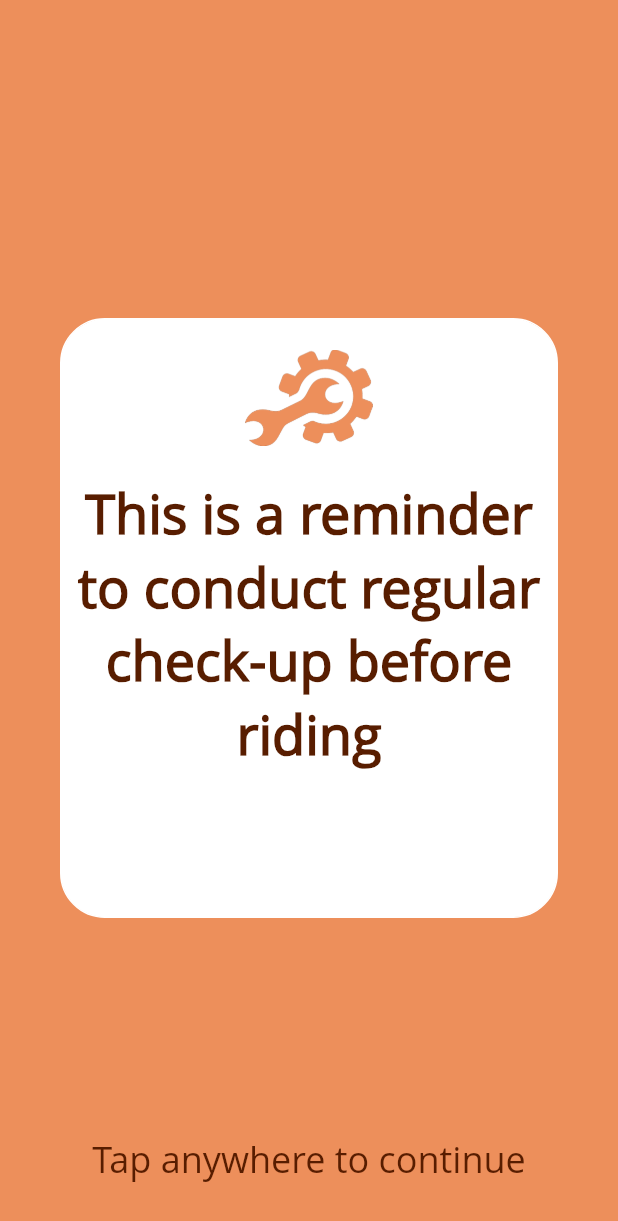
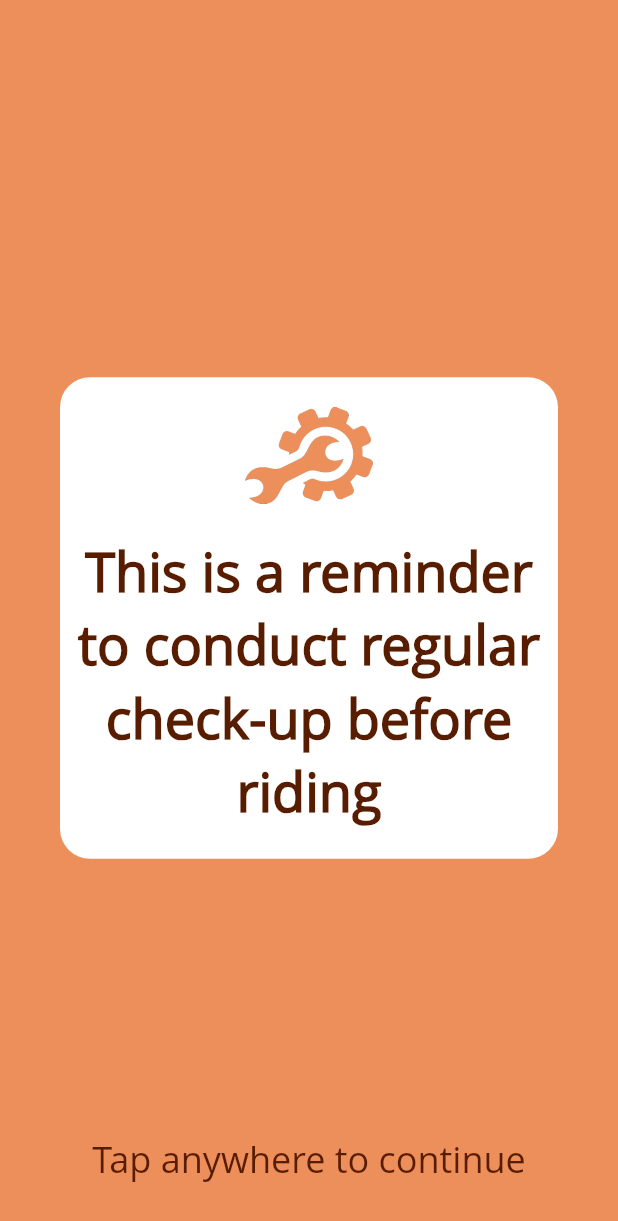
Before and after one commit to aloegarden/siklero, a Flutter app: the screen it shows once a user with an empty profile is signed in, on a phone screen of 412 x 824 dp. Shown: the top 1221 px of the screen. Run offline on Flutter 3.47's test engine with Material 2 defaults, Android fonts, the phone set to English and light mode, and no system bars; our stand-ins replace cloud_firestore, email_validator, expandable, firebase_auth, firebase_core, firebase_storage and 12 more; missing offline and left inert: flutter_google_places, flutter_polyline_points, flutter_sms, google_api_headers, google_maps_webservice, to_csv; accounts and stored records are empty.

Commit message:
Fixed text overflow from container

```diff
--- a/lib/user/home-screens/reminder_screen.dart
+++ b/lib/user/home-screens/reminder_screen.dart
@@ -55,20 +55,17 @@ class _ReminderScreenState extends State<ReminderScreen> {
               }
               },
               child: Stack(
+                alignment: Alignment.center,
                 children: <Widget>[
                   Padding(
-                    padding: const EdgeInsets.symmetric(horizontal: 40),
+                    padding: const EdgeInsets.symmetric(horizontal: 40.0),
                     child: Container(
-                      alignment: Alignment.center,
-                      child: Container(
-                        height: 400,
-                        width: double.infinity,
                       decoration: BoxDecoration(
-                          border: Border.all(color: Colors.white),
                         color: Colors.white,
-                          borderRadius: BorderRadius.circular(30)
+                        borderRadius: BorderRadius.circular(20)
                       ),
                       child: Column(
+                        mainAxisSize: MainAxisSize.min,
                         children: const <Widget>[
                           SizedBox(height: 20,),
                           Image(
@@ -82,9 +79,9 @@ class _ReminderScreenState extends State<ReminderScreen> {
                             'This is a reminder to conduct regular check-up before riding',
                             textAlign: TextAlign.center,
                             style: TextStyle(fontFamily: 'OpenSans', fontSize: 36, fontWeight: FontWeight.w700, color: Color(0xff581d00)),
-                            )
+                          ),
+                          SizedBox(height: 20,),
                         ],
-                        ),
                       ),
                     ),
                   ),
```
Lines whose indentation alone changed are shown as unchanged.
